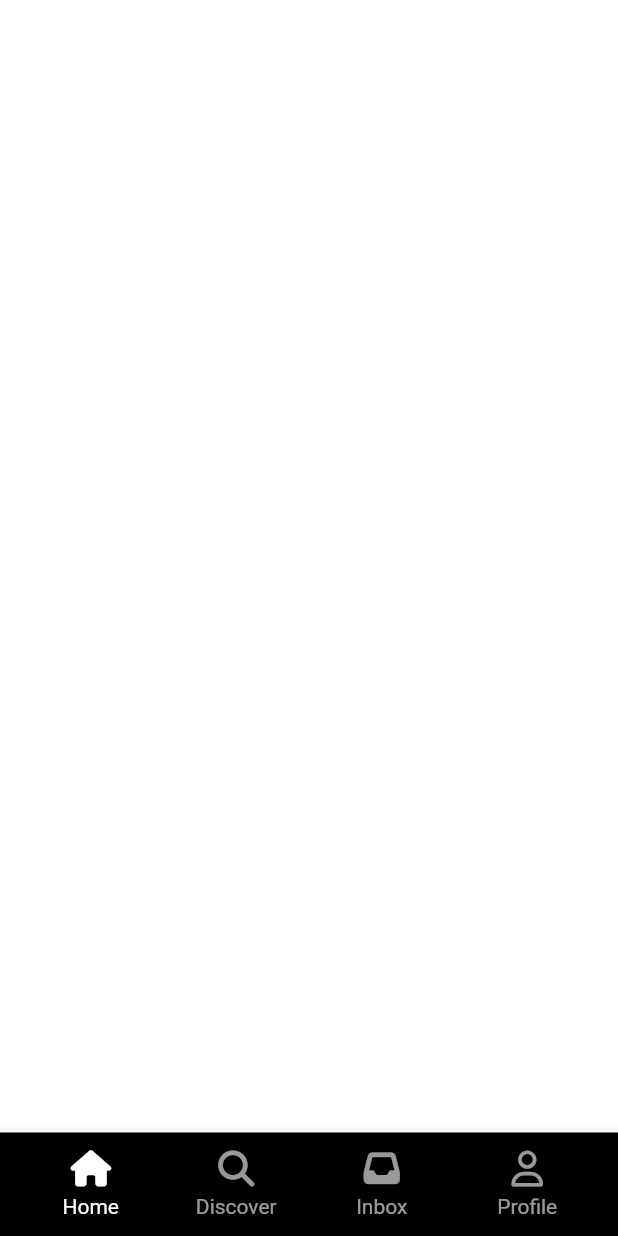
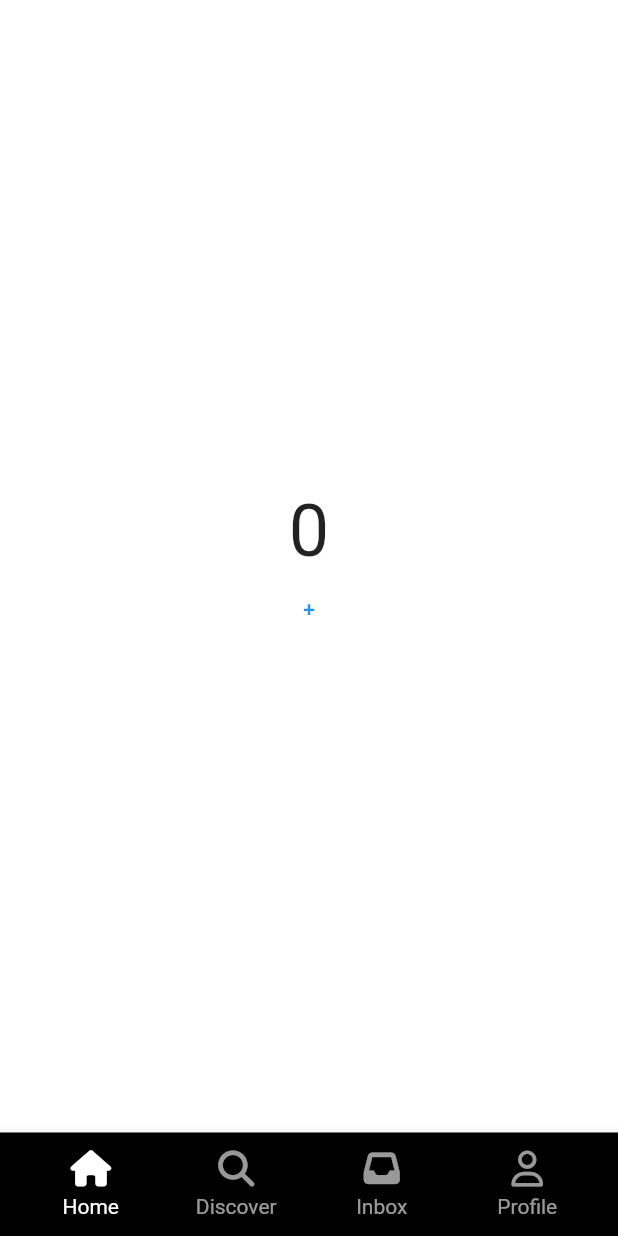
Before and after one commit to kim7881/flutter_tiktok, a Flutter app: the screen it shows after launch, on a phone screen of 412 x 824 dp. Run offline on Flutter 3.47's test engine with Material 2 defaults, Android fonts, the phone set to English and light mode, and no system bars; our stand-ins replace font_awesome_flutter.

Commit message:
Stateful Navigation part One

```diff
--- a/lib/features/main_navigation/main_navigation_screen.dart
+++ b/lib/features/main_navigation/main_navigation_screen.dart
@@ -1,11 +1,11 @@
-import 'package:flutter/cupertino.dart';
 import 'package:flutter/material.dart';
 import 'package:flutter_tiktok/constants/sizes.dart';
+import 'package:flutter_tiktok/features/main_navigation/stf_screen.dart';
 import 'package:flutter_tiktok/features/main_navigation/widgets/nav_tab.dart';
 import 'package:font_awesome_flutter/font_awesome_flutter.dart';
 
 class MainNavigationScreen extends StatefulWidget {
-  MainNavigationScreen({Key? key}) : super(key: key);
+  const MainNavigationScreen({Key? key}) : super(key: key);
 
   @override
   State<MainNavigationScreen> createState() => _MainNavigationScreenState();
@@ -15,12 +15,11 @@ class _MainNavigationScreenState extends State<MainNavigationScreen> {
   int _selectedIndex = 0;
 
   final screens = [
-    const Center(
-      child: Text('Home'),
-    ),
-    const Center(
-      child: Text('Search'),
-    ),
+    StfScreen(key: GlobalKey()),
+    StfScreen(key: GlobalKey()),
+    Container(key: GlobalKey()),
+    StfScreen(key: GlobalKey()),
+    StfScreen(key: GlobalKey()),
   ];
 
   void _onTap(int index) {
@@ -32,6 +31,7 @@ class _MainNavigationScreenState extends State<MainNavigationScreen> {
   @override
   Widget build(BuildContext context) {
     return Scaffold(
+      body: screens.elementAt(_selectedIndex),
       bottomNavigationBar: BottomAppBar(
         color: Colors.black,
         child: Padding(
@@ -43,24 +43,28 @@ class _MainNavigationScreenState extends State<MainNavigationScreen> {
                 text: "Home",
                 isSelected: _selectedIndex == 0,
                 icon: FontAwesomeIcons.house,
+                selectedIcon: FontAwesomeIcons.house,
                 onTap: () => _onTap(0),
               ),
               NavTab(
                 text: "Discover",
                 isSelected: _selectedIndex == 1,
                 icon: FontAwesomeIcons.magnifyingGlass,
+                selectedIcon: FontAwesomeIcons.solidCompass,
                 onTap: () => _onTap(1),
               ),
               NavTab(
                 text: "Inbox",
                 isSelected: _selectedIndex == 3,
                 icon: FontAwesomeIcons.inbox,
+                selectedIcon: FontAwesomeIcons.message,
                 onTap: () => _onTap(3),
               ),
               NavTab(
                 text: "Profile",
                 isSelected: _selectedIndex == 4,
                 icon: FontAwesomeIcons.user,
+                selectedIcon: FontAwesomeIcons.solidUser,
                 onTap: () => _onTap(4),
               ),
             ],
--- /dev/null
+++ b/lib/features/main_navigation/stf_screen.dart
@@ -0,0 +1,45 @@
+import 'package:flutter/material.dart';
+
+class StfScreen extends StatefulWidget {
+  const StfScreen({Key? key}) : super(key: key);
+
+  @override
+  State<StfScreen> createState() => _StfScreenState();
+}
+
+class _StfScreenState extends State<StfScreen> {
+  int _clicks = 0;
+
+  void _increase() {
+    setState(() {
+      _clicks = _clicks + 1;
+    });
+  }
+
+  @override
+  void dispose() {
+    print(_clicks);
+    super.dispose();
+  }
+
+  @override
+  Widget build(BuildContext context) {
+    return Center(
+      child: Column(
+        mainAxisAlignment: MainAxisAlignment.center,
+        children: [
+          Text(
+            "$_clicks",
+            style: TextStyle(
+              fontSize: 48,
+            ),
+          ),
+          TextButton(
+            onPressed: _increase,
+            child: const Text('+'),
+          ),
+        ],
+      ),
+    );
+  }
+}
--- a/lib/features/main_navigation/widgets/nav_tab.dart
+++ b/lib/features/main_navigation/widgets/nav_tab.dart
@@ -6,6 +6,7 @@ class NavTab extends StatelessWidget {
   final String text;
   final bool isSelected;
   final IconData icon;
+  final IconData selectedIcon;
   final Function onTap;
 
   const NavTab({
@@ -14,6 +15,7 @@ class NavTab extends StatelessWidget {
     required this.isSelected,
     required this.icon,
     required this.onTap,
+    required this.selectedIcon,
   }) : super(key: key);
 
   @override
@@ -31,7 +33,7 @@ class NavTab extends StatelessWidget {
               mainAxisSize: MainAxisSize.min,
               children: [
                 FaIcon(
-                  icon,
+                  isSelected ? selectedIcon : icon,
                   color: Colors.white,
                 ),
                 Gaps.v5,
```
